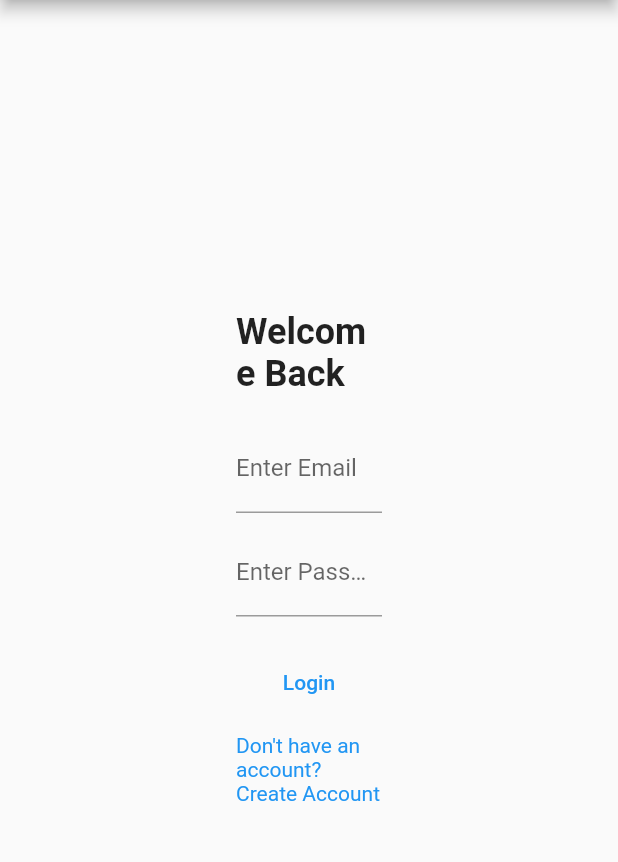
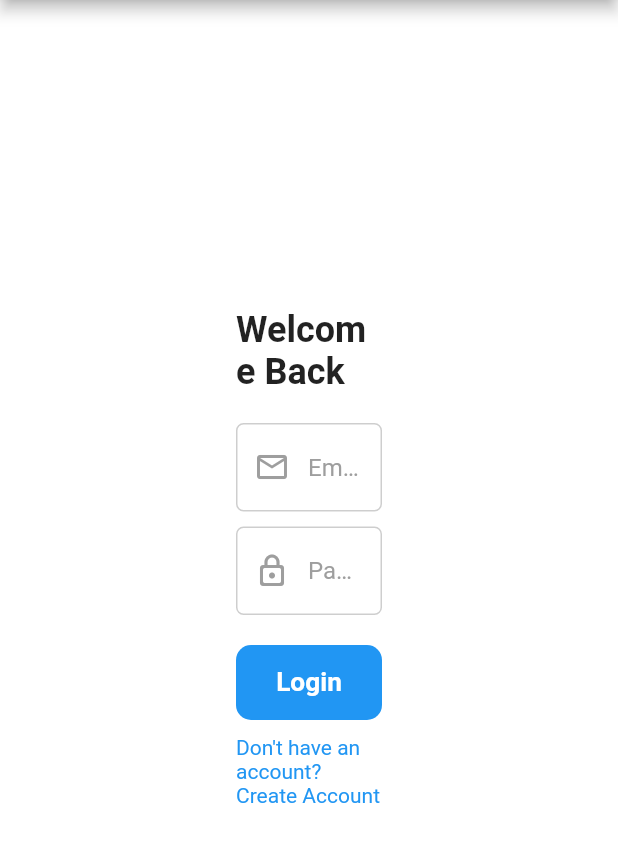
Before and after one commit to Rudrransh17/Supermarket-Sales-Data, a Flutter app: the screen it shows after launch, on a phone screen of 412 x 824 dp, the part 120-982 px from its top. Run offline on Flutter 3.47's test engine with Material 2 defaults, Android fonts, the phone set to English and light mode, and no system bars.

Commit message:
custom credential textfield widget

```diff
--- /dev/null
+++ b/lib/credential_textfield.dart
@@ -0,0 +1,41 @@
+import 'package:flutter/material.dart';
+
+class CredentialTextfield extends StatelessWidget {
+  final String text;
+  final Icon icon;
+  final TextEditingController controller;
+
+  CredentialTextfield({required this.text, required this.icon,required this.controller});
+
+  @override
+  Widget build(BuildContext context) {
+    return TextField(
+      controller: controller,
+      decoration: InputDecoration(
+        hintText: text,
+        hintStyle: TextStyle(
+          color: Colors.grey,
+        ),
+        enabledBorder: OutlineInputBorder(
+          borderRadius: BorderRadius.circular(5),
+          borderSide: BorderSide(
+            color: Colors.grey.withOpacity(0.5),
+            width: 1,
+          ),
+        ),
+        focusedBorder: OutlineInputBorder(
+          borderRadius: BorderRadius.circular(10),
+          borderSide: BorderSide(
+            color: Colors.blue,
+            width: 2.0,
+          ),
+        ),
+        filled: true,
+        fillColor: Colors.white,
+        prefixIcon: icon,
+      ),
+      cursorColor: Colors.blue,
+      style: TextStyle(color: Colors.black),
+    );
+  }
+}
--- a/lib/login.dart
+++ b/lib/login.dart
@@ -1,9 +1,23 @@
+import 'package:flutter/cupertino.dart';
 import 'package:flutter/material.dart';
+import 'package:flutter/widgets.dart';
 
-class LoginPage extends StatelessWidget {
+import 'credential_textfield.dart';
+
+class LoginPage extends StatefulWidget {
+  @override
+  State<LoginPage> createState() => _LoginPageState();
+}
+
+class _LoginPageState extends State<LoginPage> {
+  TextEditingController nameController = TextEditingController();
+  TextEditingController emailController = TextEditingController();
+  TextEditingController passwordController = TextEditingController();
+
   @override
   Widget build(BuildContext context) {
     return Scaffold(
+      backgroundColor: Colors.white,
       appBar: AppBar(
         centerTitle: true,
         toolbarHeight: 80,
@@ -11,12 +25,15 @@ class LoginPage extends StatelessWidget {
           fontSize: 40.0,
           fontWeight: FontWeight.bold,
         ),
-        title: const Text('Supermarket Sales Data Visualizer',
+        title: const Text(
+          'Supermarket Sales Data Visualizer',
         ),
       ),
       body: Row(
         children: [
-          Expanded(child: Container(),),
+          Expanded(
+            child: Container(),
+          ),
           Expanded(
             child: Padding(
               padding: EdgeInsets.all(20.0),
@@ -31,24 +48,43 @@ class LoginPage extends StatelessWidget {
                     ),
                   ),
                   SizedBox(height: 20.0),
-                  TextField(
-                    decoration: InputDecoration(
-                      labelText: 'Enter Email',
+                  CredentialTextfield(
+                    controller: emailController,
+                    text: 'Email Address',
+                    icon: Icon(
+                      Icons.email_outlined,
+                      color: Colors.grey,
                     ),
                   ),
                   SizedBox(height: 10.0),
-                  TextField(
-                    decoration: InputDecoration(
-                      labelText: 'Enter Password',
+                  CredentialTextfield(
+                      text: 'Password',
+                      icon: Icon(
+                        Icons.lock_outline_rounded,
+                        color: Colors.grey,
+                      ),
+                      controller: passwordController),
+                  SizedBox(height: 20.0),
+                  GestureDetector(
+                    onTap: () {
+                      Navigator.pushNamed(context, '/home');
+                    },
+                    child: Container(
+                      height: 50,
+                      child: Center(
+                        child: Text(
+                          'Login',
+                          textAlign: TextAlign.center,
+                          style: TextStyle(
+                            color: Colors.white,
+                            fontSize: 17.5,
+                            fontWeight: FontWeight.bold,
+                          ),
+                        ),
+                      ),
+                      decoration: BoxDecoration(
+                          color: Colors.blue, borderRadius: BorderRadius.circular(10.0),),
                     ),
-                    obscureText: true,
-                  ),
-                  SizedBox(height: 20.0),
-                  TextButton(
-                    onPressed: () {
-                      // Perform login functionality here
-                    },
-                    child: Text('Login'),
                   ),
                   SizedBox(height: 10.0),
                   GestureDetector(
@@ -66,7 +102,9 @@ class LoginPage extends StatelessWidget {
               ),
             ),
           ),
-          Expanded(child: Container(),),
+          Expanded(
+            child: Container(),
+          ),
         ],
       ),
     );
--- a/lib/main.dart
+++ b/lib/main.dart
@@ -1,4 +1,5 @@
 import 'package:flutter/material.dart';
+import 'package:supermarket_sales_data/home.dart';
 import 'login.dart';
 
 void main() {
@@ -8,6 +9,7 @@ void main() {
 class MyApp extends StatelessWidget {
   final Map<String, WidgetBuilder> routes = {
     '/login': (context) => LoginPage(),
+    '/home' : (context) => HomeScreen(),
     // Add more routes here
   };
 
```
